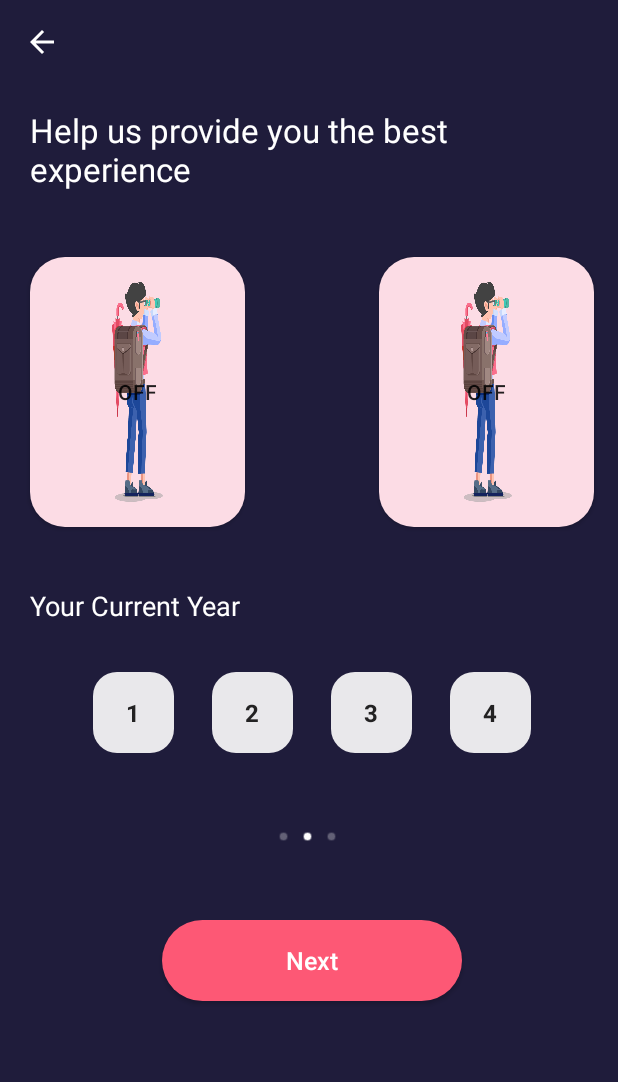
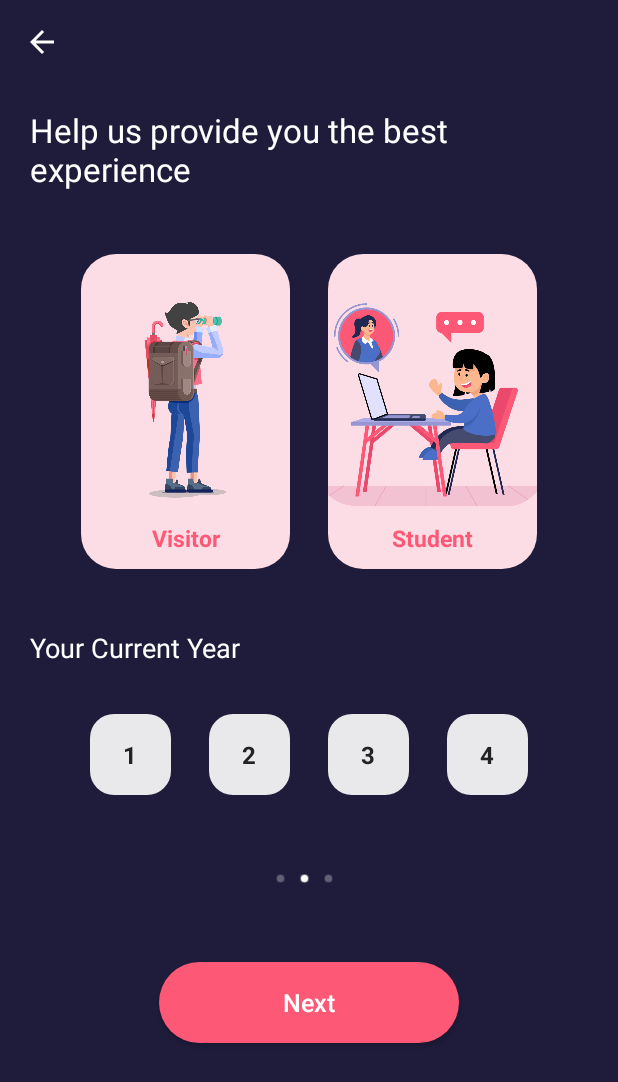
Before and after one commit to ahmadshahal/ITE-Assistant-Android-App, an Android app: the SelectYearActivity screen opened directly, with no data from a screen before it, on a phone screen of 412 x 824 dp. Shown: the top 1082 px of the screen. Run offline under Robolectric (Android 15) with nearby library versions, the phone set to English and light mode, and no system bars.

Commit message:
select_year Layout almost done

```diff
--- /dev/null
+++ b/app/src/main/res/drawable/student_button_clicked.xml
@@ -0,0 +1,23 @@
+<?xml version="1.0" encoding="utf-8"?>
+<layer-list xmlns:android="http://schemas.android.com/apk/res/android">
+    <item
+        android:height="210dp"
+        android:width="139dp">
+        <shape android:shape="rectangle">
+            <solid android:color="#FCDCE5"/>
+            <corners android:radius="23dp"/>
+        </shape>
+    </item>
+    <item android:height="180dp"
+        android:width="180dp"
+        android:bottom="15dp"
+        android:gravity="center"
+        android:drawable="@drawable/girl"/>
+    <item
+        android:drawable="@drawable/tick"
+        android:width="27dp"
+        android:height="27dp"
+        android:gravity="top|right"
+        android:right="8dp"
+        android:top="8dp"/>
+</layer-list>
--- a/app/src/main/res/drawable/year_select_button.xml
+++ b/app/src/main/res/drawable/student_button_normal.xml
@@ -1,10 +1,16 @@
 <?xml version="1.0" encoding="utf-8"?>
 <layer-list xmlns:android="http://schemas.android.com/apk/res/android">
-    <item>
+    <item
+        android:height="210dp"
+        android:width="139dp">
         <shape android:shape="rectangle">
             <solid android:color="#FCDCE5"/>
             <corners android:radius="23dp"/>
         </shape>
     </item>
-    <item android:drawable="@drawable/boy_8"/>
+    <item android:height="180dp"
+        android:width="180dp"
+        android:bottom="15dp"
+        android:gravity="center"
+        android:drawable="@drawable/girl"/>
 </layer-list>
--- /dev/null
+++ b/app/src/main/res/drawable/student_button_selector.xml
@@ -0,0 +1,7 @@
+<?xml version="1.0" encoding="utf-8"?>
+<selector xmlns:android="http://schemas.android.com/apk/res/android">
+    <item android:state_checked="true"
+        android:drawable="@drawable/student_button_clicked"/>
+    <item android:state_checked="false"
+        android:drawable="@drawable/student_button_normal"/>
+</selector>
--- /dev/null
+++ b/app/src/main/res/drawable/visitor_button_clicked.xml
@@ -0,0 +1,23 @@
+<?xml version="1.0" encoding="utf-8"?>
+<layer-list xmlns:android="http://schemas.android.com/apk/res/android">
+    <item
+        android:height="210dp"
+        android:width="139dp">
+        <shape android:shape="rectangle">
+            <solid android:color="#FCDCE5"/>
+            <corners android:radius="23dp"/>
+        </shape>
+    </item>
+    <item android:height="160dp"
+        android:width="230dp"
+        android:bottom="15dp"
+        android:gravity="center"
+        android:drawable="@drawable/boy_8"/>
+    <item
+        android:drawable="@drawable/tick"
+        android:width="27dp"
+        android:height="27dp"
+        android:gravity="top|right"
+        android:right="8dp"
+        android:top="8dp"/>
+</layer-list>
--- /dev/null
+++ b/app/src/main/res/drawable/visitor_button_normal.xml
@@ -0,0 +1,16 @@
+<?xml version="1.0" encoding="utf-8"?>
+<layer-list xmlns:android="http://schemas.android.com/apk/res/android">
+    <item
+        android:height="210dp"
+        android:width="139dp">
+        <shape android:shape="rectangle">
+            <solid android:color="#FCDCE5"/>
+            <corners android:radius="23dp"/>
+        </shape>
+    </item>
+    <item android:height="160dp"
+        android:width="230dp"
+        android:bottom="15dp"
+        android:gravity="center"
+        android:drawable="@drawable/boy_8"/>
+</layer-list>
--- /dev/null
+++ b/app/src/main/res/drawable/visitor_button_selector.xml
@@ -0,0 +1,7 @@
+<?xml version="1.0" encoding="utf-8"?>
+<selector xmlns:android="http://schemas.android.com/apk/res/android">
+    <item android:state_checked="true"
+        android:drawable="@drawable/visitor_button_clicked"/>
+    <item android:state_checked="false"
+        android:drawable="@drawable/visitor_button_normal"/>
+</selector>
--- a/app/src/main/res/layout/activity_select_year.xml
+++ b/app/src/main/res/layout/activity_select_year.xml
@@ -32,36 +32,47 @@
         android:textSize="18sp"
         app:layout_constraintEnd_toStartOf="@+id/guideline"
         app:layout_constraintStart_toStartOf="@+id/guideline2"
-        app:layout_constraintTop_toBottomOf="@+id/toggleButton2" />
-
-    <ToggleButton
-        android:id="@+id/toggleButton2"
-        android:layout_width="143dp"
-        android:layout_height="180dp"
-        android:layout_marginTop="44dp"
-        android:background="@drawable/year_select_button"
-        android:text="ToggleButton"
-        app:layout_constraintEnd_toStartOf="@+id/toggleButton3"
-        app:layout_constraintHorizontal_bias="0.5"
-        app:layout_constraintHorizontal_chainStyle="spread_inside"
-        app:layout_constraintStart_toStartOf="@+id/guideline2"
-        app:layout_constraintTop_toBottomOf="@+id/textView3" />
-
-    <ToggleButton
-        android:id="@+id/toggleButton3"
-        android:layout_width="143dp"
-        android:layout_height="180dp"
-        android:layout_marginTop="44dp"
-        android:background="@drawable/year_select_button"
-        android:text="ToggleButton"
-        app:layout_constraintEnd_toStartOf="@+id/guideline"
-        app:layout_constraintHorizontal_bias="0.5"
-        app:layout_constraintHorizontal_chainStyle="spread_inside"
-        app:layout_constraintStart_toEndOf="@+id/toggleButton2"
-        app:layout_constraintTop_toBottomOf="@+id/textView3" />
+        app:layout_constraintTop_toBottomOf="@+id/radio_group" />
 
     <RadioGroup
         android:id="@+id/radio_group"
+        android:layout_width="wrap_content"
+        android:layout_height="wrap_content"
+        android:layout_marginTop="42dp"
+        android:orientation="horizontal"
+        app:layout_constraintEnd_toStartOf="@+id/guideline"
+        app:layout_constraintStart_toStartOf="@+id/guideline2"
+        app:layout_constraintTop_toBottomOf="@+id/textView3">
+
+        <RadioButton
+            android:layout_width="139dp"
+            android:layout_height="210dp"
+            android:layout_marginRight="25dp"
+            android:background="@drawable/visitor_button_selector"
+            android:button="@android:color/transparent"
+            android:gravity="bottom|center"
+            android:paddingBottom="10dp"
+            android:text="Visitor"
+            android:textColor="@color/buttons_color"
+            android:textSize="15sp"
+            android:textStyle="bold" />
+
+        <RadioButton
+            android:layout_width="139dp"
+            android:layout_height="210dp"
+            android:background="@drawable/student_button_selector"
+            android:button="@android:color/transparent"
+            android:gravity="bottom|center"
+            android:paddingBottom="10dp"
+            android:text="Student"
+            android:textColor="@color/buttons_color"
+            android:textSize="15sp"
+            android:textStyle="bold" />
+
+    </RadioGroup>
+
+    <RadioGroup
+        android:id="@+id/radio_group2"
         android:layout_width="wrap_content"
         android:layout_height="wrap_content"
         android:layout_marginTop="32dp"
@@ -127,7 +138,7 @@
         app:layout_constraintEnd_toStartOf="@+id/guideline"
         app:layout_constraintHorizontal_bias="0.491"
         app:layout_constraintStart_toStartOf="@+id/guideline2"
-        app:layout_constraintTop_toBottomOf="@+id/radio_group"
+        app:layout_constraintTop_toBottomOf="@+id/radio_group2"
         app:srcCompat="@drawable/dot_2" />
 
     <Button
@@ -151,7 +162,7 @@
         android:layout_width="wrap_content"
         android:layout_height="wrap_content"
         android:orientation="vertical"
-        app:layout_constraintGuide_end="16dp" />
+        app:layout_constraintGuide_end="20dp" />
 
     <android.support.constraint.Guideline
         android:id="@+id/guideline2"
```
Also changed, not shown: app/src/main/res/drawable/boy_2.png (deleted), app/src/main/res/drawable/boy_3.png (deleted), app/src/main/res/drawable/girl.png, app/src/main/res/drawable/tick.png (added).
